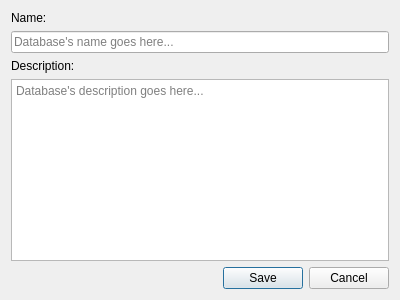
The window that ui/editors/picsoudbeditor.ui (koromodako/picsou) describes before a commit, drawn with Qt 5.
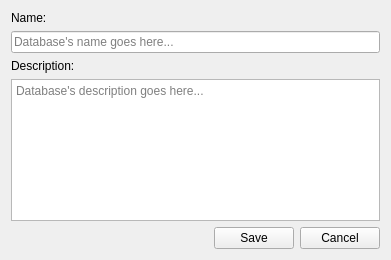
The same window after the commit. Icons and pictures are not drawn.

Patch:
```diff
--- a/ui/editors/picsoudbeditor.ui
+++ b/ui/editors/picsoudbeditor.ui
@@ -6,10 +6,16 @@
    <rect>
     <x>0</x>
     <y>0</y>
-    <width>400</width>
-    <height>300</height>
+    <width>391</width>
+    <height>260</height>
    </rect>
   </property>
+  <property name="sizePolicy">
+   <sizepolicy hsizetype="Maximum" vsizetype="Maximum">
+    <horstretch>0</horstretch>
+    <verstretch>0</verstretch>
+   </sizepolicy>
+  </property>
   <property name="windowTitle">
    <string>Form</string>
   </property>
@@ -43,11 +49,56 @@
     </widget>
    </item>
    <item>
-    <widget class="QDialogButtonBox" name="buttons">
-     <property name="standardButtons">
-      <set>QDialogButtonBox::Cancel|QDialogButtonBox::Save</set>
+    <spacer name="verticalSpacer">
+     <property name="orientation">
+      <enum>Qt::Vertical</enum>
      </property>
-    </widget>
+     <property name="sizeHint" stdset="0">
+      <size>
+       <width>20</width>
+       <height>0</height>
+      </size>
+     </property>
+    </spacer>
+   </item>
+   <item>
+    <layout class="QHBoxLayout" name="horizontalLayout">
+     <item>
+      <spacer name="hspacer">
+       <property name="orientation">
+        <enum>Qt::Horizontal</enum>
+       </property>
+       <property name="sizeHint" stdset="0">
+        <size>
+         <width>40</width>
+         <height>20</height>
+        </size>
+       </property>
+      </spacer>
+     </item>
+     <item>
+      <widget class="QPushButton" name="save">
+       <property name="text">
+        <string>Save</string>
+       </property>
+       <property name="icon">
+        <iconset resource="../../picsou.qrc">
+         <normaloff>:/resources/MaterialDesign-SVG/svg/check.svg</normaloff>:/resources/MaterialDesign-SVG/svg/check.svg</iconset>
+       </property>
+      </widget>
+     </item>
+     <item>
+      <widget class="QPushButton" name="cancel">
+       <property name="text">
+        <string>Cancel</string>
+       </property>
+       <property name="icon">
+        <iconset resource="../../picsou.qrc">
+         <normaloff>:/resources/MaterialDesign-SVG/svg/cancel.svg</normaloff>:/resources/MaterialDesign-SVG/svg/cancel.svg</iconset>
+       </property>
+      </widget>
+     </item>
+    </layout>
    </item>
   </layout>
  </widget>
```
Left out of the diff: 7 changed lines with no effect on the pictures.
